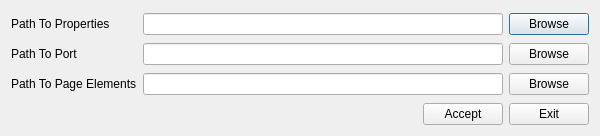
Above: Interface/projectsettings.ui from TimeToStop/QtBrowser before the change. Below: the same form after it.
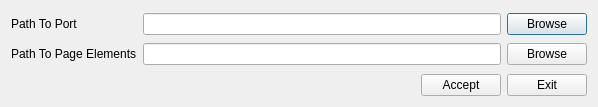
That is the form after the change.

The edit to the form file:
```diff
--- a/Interface/projectsettings.ui
+++ b/Interface/projectsettings.ui
@@ -6,8 +6,8 @@
    <rect>
     <x>0</x>
     <y>0</y>
-    <width>600</width>
-    <height>136</height>
+    <width>598</width>
+    <height>107</height>
    </rect>
   </property>
   <property name="windowTitle">
@@ -33,24 +33,7 @@
        </item>
        <item>
         <layout class="QGridLayout" name="gridLayout">
-         <item row="2" column="0">
-          <widget class="QLabel" name="label_3">
-           <property name="text">
-            <string>Path To Page Elements</string>
-           </property>
-          </widget>
-         </item>
          <item row="0" column="0">
-          <widget class="QLabel" name="label">
-           <property name="text">
-            <string>Path To Properties</string>
-           </property>
-          </widget>
-         </item>
-         <item row="0" column="1">
-          <widget class="QLineEdit" name="path_to_properties"/>
-         </item>
-         <item row="1" column="0">
           <widget class="QLabel" name="label_2">
            <property name="text">
             <string>Path To Port</string>
@@ -58,26 +41,26 @@
           </widget>
          </item>
          <item row="1" column="1">
-          <widget class="QLineEdit" name="path_to_port"/>
-         </item>
-         <item row="2" column="1">
           <widget class="QLineEdit" name="path_to_elements_meta"/>
          </item>
          <item row="0" column="2">
-          <widget class="QPushButton" name="browse_properties">
-           <property name="text">
-            <string>Browse</string>
-           </property>
-          </widget>
-         </item>
-         <item row="1" column="2">
           <widget class="QPushButton" name="browse_port">
            <property name="text">
             <string>Browse</string>
            </property>
           </widget>
          </item>
-         <item row="2" column="2">
+         <item row="1" column="0">
+          <widget class="QLabel" name="label_3">
+           <property name="text">
+            <string>Path To Page Elements</string>
+           </property>
+          </widget>
+         </item>
+         <item row="0" column="1">
+          <widget class="QLineEdit" name="path_to_port"/>
+         </item>
+         <item row="1" column="2">
           <widget class="QPushButton" name="browse_page_elements">
            <property name="text">
             <string>Browse</string>
```
